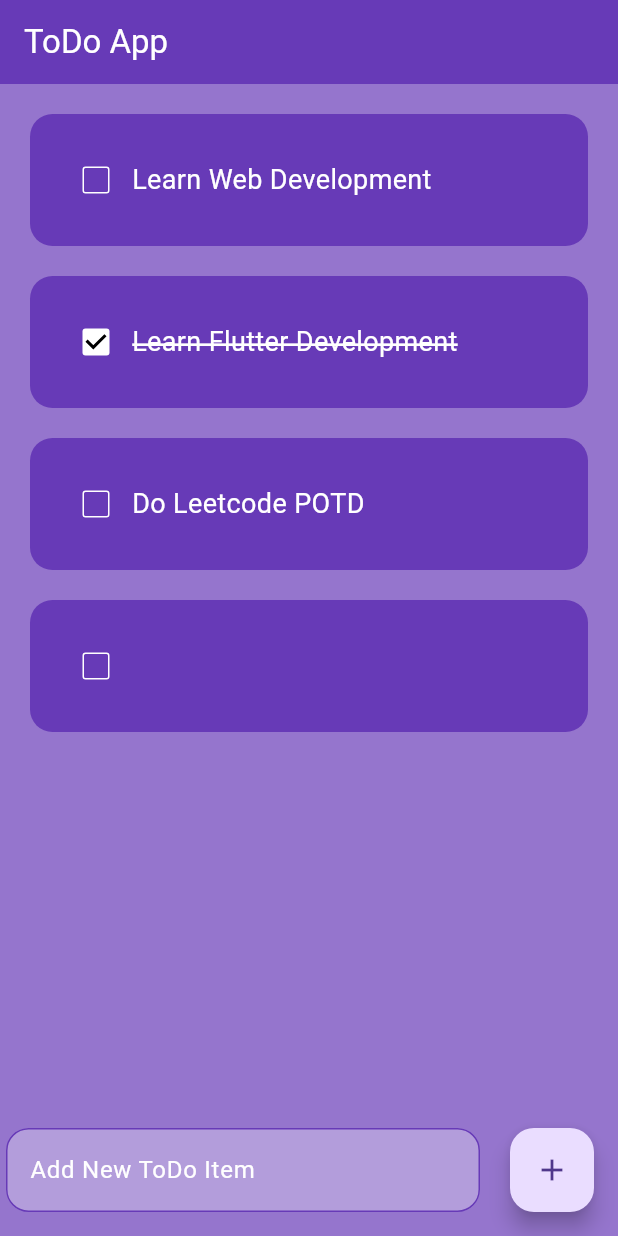
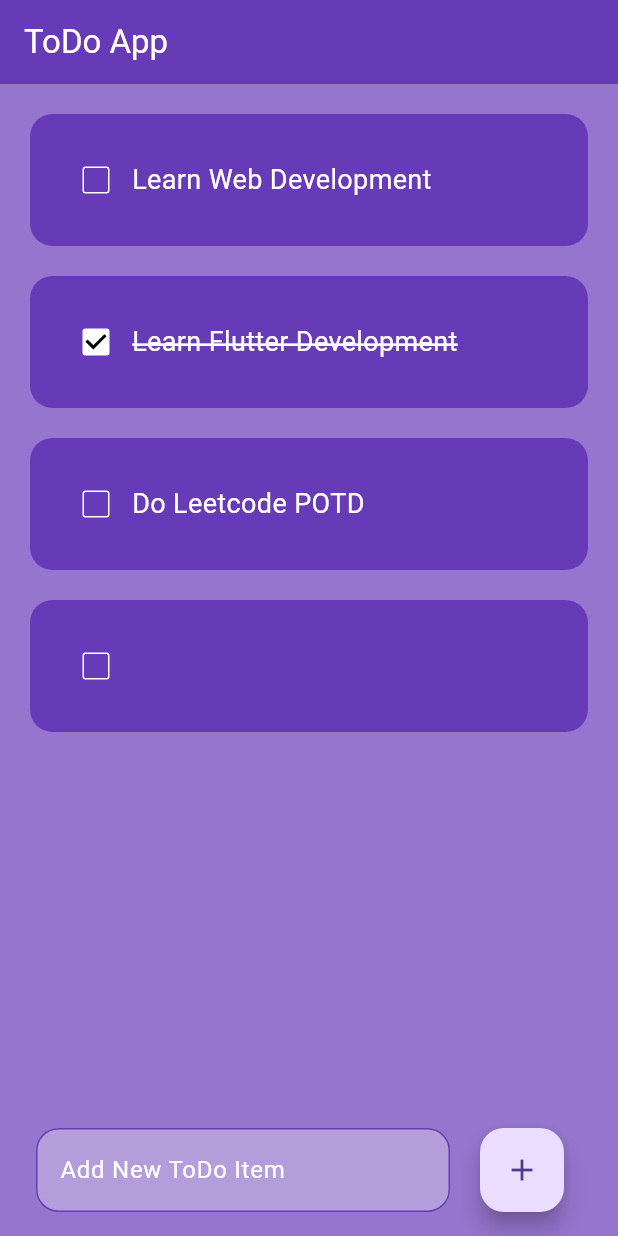
Before and after one commit to nikkhilpareek/Flutter-Todo-APP, a Flutter app: the screen it shows after launch, after a tap on the "add" icon, on a phone screen of 412 x 824 dp. Run offline on Flutter 3.47's test engine with Material 3 defaults, Android fonts, the phone set to English and light mode, and no system bars; drawn by our look-alikes of flutter_slidable.

Commit message:
Added Task delete button and added padding to add new task field

```diff
--- a/lib/pages/home_page.dart
+++ b/lib/pages/home_page.dart
@@ -26,6 +26,13 @@ class _HomePageState extends State<HomePage> {
   void saveNewTask() {
     setState(() {
       ToDoList.add([_controller.text, false]);
+      _controller.clear();
+    });
+  }
+
+  void deleteTask(int index) {
+    setState(() {
+      ToDoList.removeAt(index);
     });
   }
 
@@ -46,10 +53,13 @@ class _HomePageState extends State<HomePage> {
             taskName: ToDoList[index][0],
             taskCompleted: ToDoList[index][1],
             onChanged: (value) => checkBoxChanged(index),
+            deleteFunction: (contex) => deleteTask(index),
           );
         },
       ),
-      floatingActionButton: Row(
+      floatingActionButton: Padding(
+        padding: const EdgeInsets.symmetric(horizontal: 20.0),
+        child: Row(
           children: [
             Expanded(
               child: Padding(
@@ -79,6 +89,7 @@ class _HomePageState extends State<HomePage> {
             ),
           ],
         ),
+      ),
     );
   }
 }
--- a/lib/utils/todo_list.dart
+++ b/lib/utils/todo_list.dart
@@ -1,21 +1,35 @@
 import 'package:flutter/material.dart';
+import 'package:flutter_slidable/flutter_slidable.dart';
 
 class TodoList extends StatelessWidget {
   const TodoList({
     super.key,
     required this.taskName,
     required this.taskCompleted,
-    this.onChanged,
+    required this.onChanged,
+    required this.deleteFunction,
   });
 
   final String taskName;
   final bool taskCompleted;
   final Function(bool?)? onChanged;
+  final Function(BuildContext)? deleteFunction;
 
   @override
   Widget build(BuildContext context) {
     return Padding(
       padding: const EdgeInsets.only(top: 20.0, left: 20, right: 20, bottom: 0),
+      child: Slidable(
+        endActionPane: ActionPane(
+          motion: StretchMotion(),
+          children: [
+            SlidableAction(
+              onPressed: deleteFunction,
+              icon: Icons.delete,
+              borderRadius: BorderRadius.circular(15),
+            ),
+          ],
+        ),
         child: Container(
           decoration: BoxDecoration(
             color: Colors.deepPurple,
@@ -47,6 +61,7 @@ class TodoList extends StatelessWidget {
             ],
           ),
         ),
+      ),
     );
   }
 }
```
Lines whose indentation alone changed are shown as unchanged.
